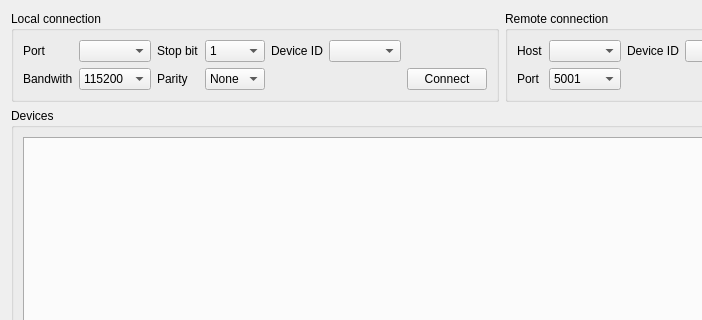
nucliflare/nlab-modbus, file src/nlab_modbus/gui/view/main_window.ui: the form before one commit; both pictures show x 0 to 702 and y 0 to 320 of the 1238 by 612 pixel window.
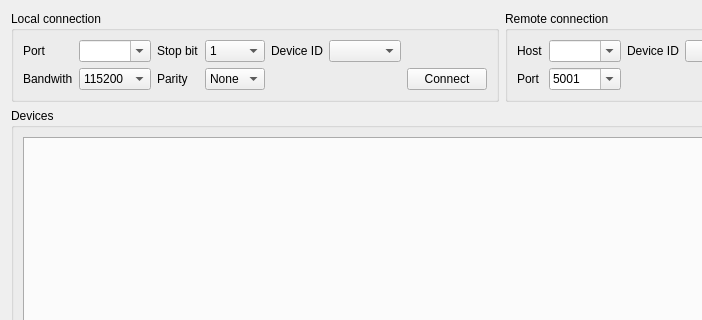
The form after the commit.

Commit message: edited readme to use uv, explained GUI mode, made combo boxes editable

```diff
--- a/src/nlab_modbus/gui/view/main_window.ui
+++ b/src/nlab_modbus/gui/view/main_window.ui
@@ -112,7 +112,11 @@
          </widget>
         </item>
         <item row="0" column="1">
-         <widget class="QComboBox" name="port_select"/>
+         <widget class="QComboBox" name="port_select">
+          <property name="editable">
+           <bool>true</bool>
+          </property>
+         </widget>
         </item>
         <item row="0" column="3">
          <widget class="QComboBox" name="stopbit_select">
@@ -185,10 +189,17 @@
          </widget>
         </item>
         <item row="0" column="1">
-         <widget class="QComboBox" name="host_select"/>
+         <widget class="QComboBox" name="host_select">
+          <property name="editable">
+           <bool>true</bool>
+          </property>
+         </widget>
         </item>
         <item row="1" column="1">
          <widget class="QComboBox" name="remote_port_select">
+          <property name="editable">
+           <bool>true</bool>
+          </property>
           <item>
            <property name="text">
             <string>5001</string>
```
The commit also changes 2 other files.
